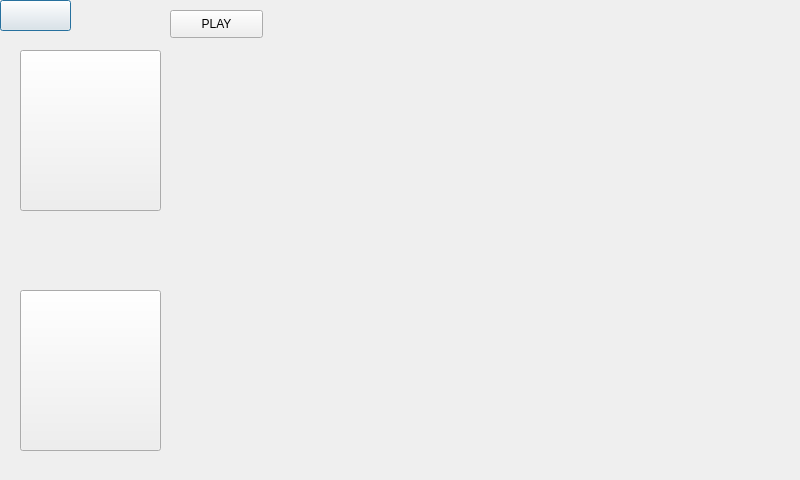
First picture: the form in chickencoop.ui, repository mateusur/Home_automation, before the edit.
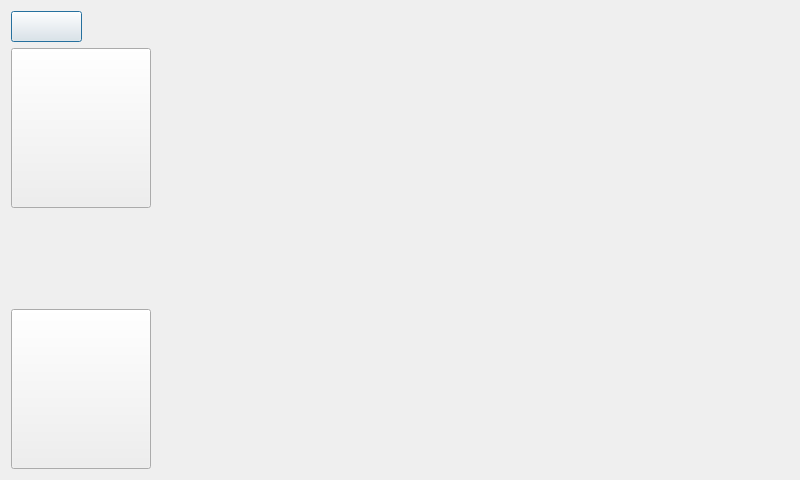
Second picture: the form after the edit.

```diff
--- a/chickencoop.ui
+++ b/chickencoop.ui
@@ -13,68 +13,104 @@
   <property name="windowTitle">
    <string>Kurnik</string>
   </property>
+  <layout class="QGridLayout" name="gridLayout">
+   <item row="0" column="0">
   <widget class="QPushButton" name="return_button">
-   <property name="geometry">
-    <rect>
-     <x>0</x>
-     <y>0</y>
+     <property name="minimumSize">
+      <size>
      <width>71</width>
      <height>31</height>
-    </rect>
+      </size>
+     </property>
+     <property name="maximumSize">
+      <size>
+       <width>71</width>
+       <height>31</height>
+      </size>
    </property>
    <property name="text">
     <string/>
    </property>
   </widget>
+   </item>
+   <item row="0" column="1">
+    <spacer name="horizontalSpacer">
+     <property name="orientation">
+      <enum>Qt::Horizontal</enum>
+     </property>
+     <property name="sizeHint" stdset="0">
+      <size>
+       <width>628</width>
+       <height>20</height>
+      </size>
+     </property>
+    </spacer>
+   </item>
+   <item row="1" column="0">
   <widget class="QPushButton" name="up_button">
-   <property name="geometry">
-    <rect>
-     <x>20</x>
-     <y>50</y>
-     <width>141</width>
-     <height>161</height>
-    </rect>
-   </property>
-   <property name="text">
-    <string/>
-   </property>
-  </widget>
-  <widget class="QPushButton" name="down_button">
-   <property name="geometry">
-    <rect>
-     <x>20</x>
-     <y>290</y>
-     <width>141</width>
-     <height>161</height>
-    </rect>
-   </property>
+     <property name="minimumSize">
+      <size>
+       <width>140</width>
+       <height>160</height>
+      </size>
+     </property>
+     <property name="baseSize">
+      <size>
+       <width>140</width>
+       <height>175</height>
+      </size>
+     </property>
    <property name="text">
     <string/>
    </property>
   </widget>
+   </item>
+   <item row="1" column="1" rowspan="3">
   <widget class="QWidget" name="widget" native="true">
-   <property name="geometry">
-    <rect>
-     <x>180</x>
-     <y>50</y>
+     <property name="minimumSize">
+      <size>
      <width>600</width>
      <height>400</height>
-    </rect>
-   </property>
-  </widget>
-  <widget class="QPushButton" name="pushButton">
-   <property name="geometry">
-    <rect>
-     <x>170</x>
-     <y>10</y>
-     <width>93</width>
-     <height>28</height>
-    </rect>
+      </size>
+     </property>
+    </widget>
+   </item>
+   <item row="2" column="0">
+    <spacer name="verticalSpacer">
+     <property name="orientation">
+      <enum>Qt::Vertical</enum>
+     </property>
+     <property name="sizeType">
+      <enum>QSizePolicy::Maximum</enum>
+     </property>
+     <property name="sizeHint" stdset="0">
+      <size>
+       <width>20</width>
+       <height>17</height>
+      </size>
+     </property>
+    </spacer>
+   </item>
+   <item row="3" column="0">
+    <widget class="QPushButton" name="down_button">
+     <property name="minimumSize">
+      <size>
+       <width>140</width>
+       <height>160</height>
+      </size>
+     </property>
+     <property name="baseSize">
+      <size>
+       <width>140</width>
+       <height>175</height>
+      </size>
    </property>
    <property name="text">
-    <string>PLAY</string>
-   </property>
-  </widget>
+      <string/>
+     </property>
+    </widget>
+   </item>
+  </layout>
  </widget>
  <resources/>
  <connections/>
```
Lines whose indentation alone changed are shown as unchanged.
